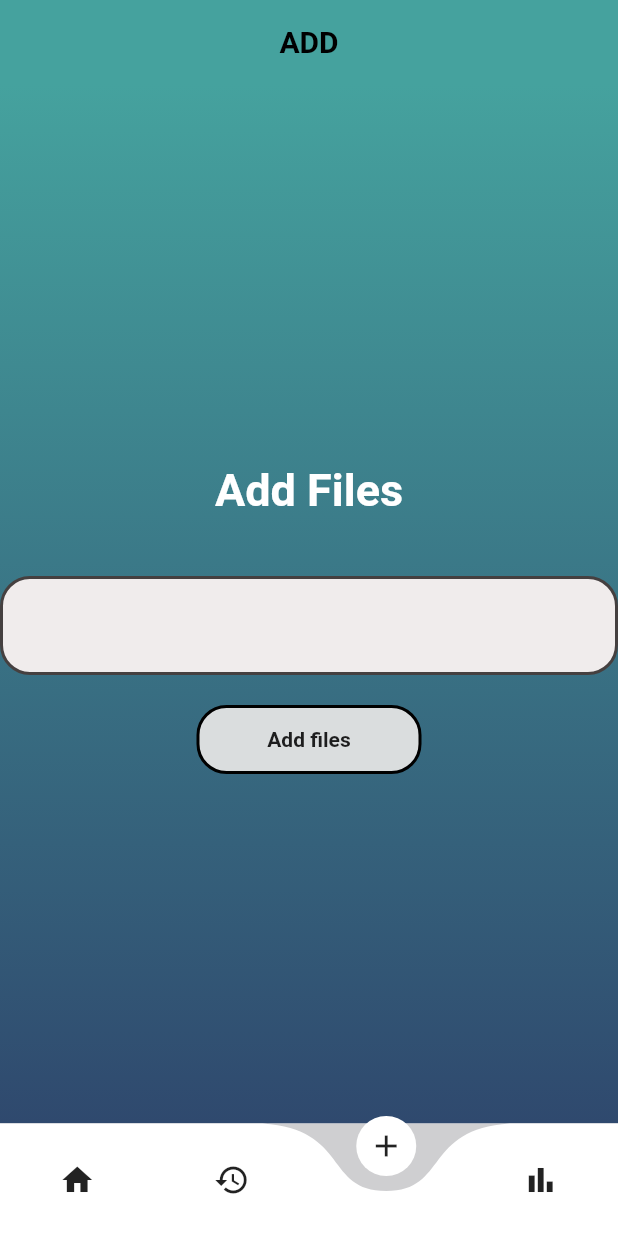
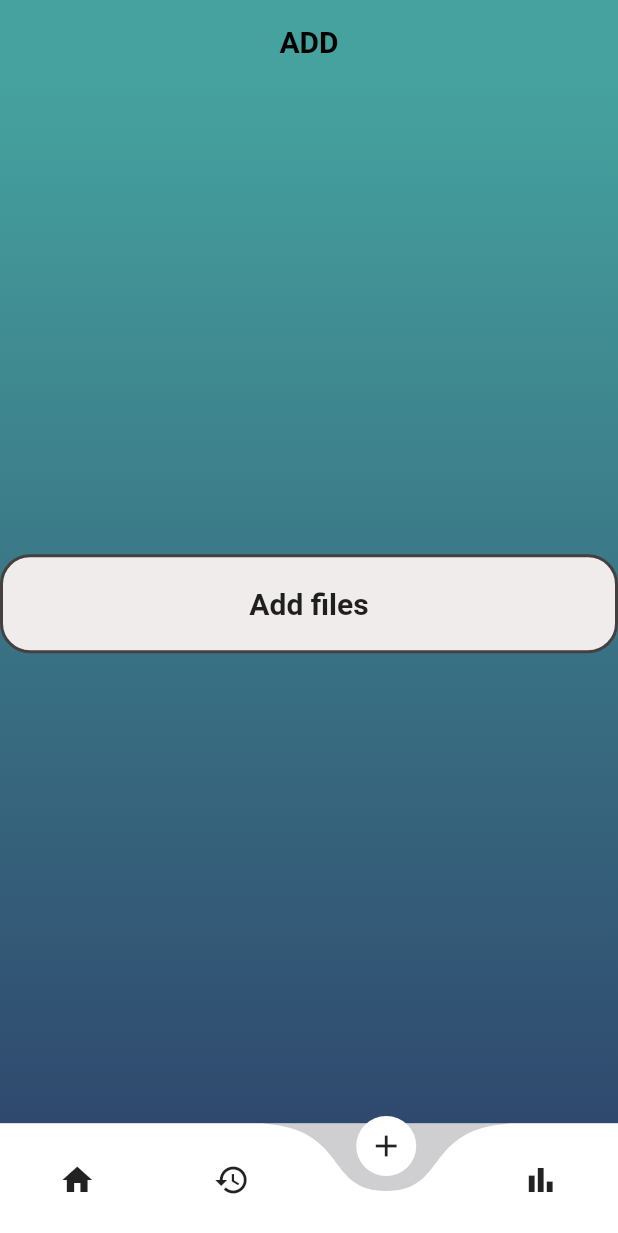
Before and after one commit to adilrusfeed/File-Manager, a Flutter app: the screen it shows after launch, item 3 of the bottom bar chosen, after a tap on "Add files", on a phone screen of 412 x 824 dp. Shown: the top 1233 px of the screen. Run offline on Flutter 3.47's test engine with Material 2 defaults, Android fonts, the phone set to English and light mode, and no system bars; drawn by our look-alikes of curved_navigation_bar; our stand-ins replace file_picker, hive_flutter, open_file; accounts and stored records are empty.

```diff
--- a/lib/screens/add_screen.dart
+++ b/lib/screens/add_screen.dart
@@ -42,20 +42,11 @@ class _AddScreenState extends State<AddScreen> {
         child: Column(
           mainAxisAlignment: MainAxisAlignment.center,
           children: [
-            Padding(
-              padding: const EdgeInsets.all(20.0),
-              child: Text(
-                "Add Files",
-                style: TextStyle(
-                  fontSize: 30,
-                  fontWeight: FontWeight.w600,
-                  color: Colors.white,
-                ),
-              ),
-            ),
             SizedBox(height: 20),
             InkWell(
-              onTap: () {},
+              onTap: () {
+                pickFiless();
+              },
               child: Container(
                 height: 66,
                 width: double.infinity,
@@ -67,45 +58,14 @@ class _AddScreenState extends State<AddScreen> {
                   ),
                   borderRadius: BorderRadius.all(Radius.circular(20)),
                 ),
-                child: Padding(
-                  padding: const EdgeInsets.all(20.0),
-                  child: Row(
-                    mainAxisAlignment: MainAxisAlignment.spaceBetween,
-                    children: [
-                      Text(
-                        "$selectedCategory",
-                        style: TextStyle(
-                            fontSize: 18, fontWeight: FontWeight.bold),
-                      ),
-                    ],
-                  ),
-                ),
+                child: Center(
+                    child: Text(
+                  "Add files",
+                  style: TextStyle(fontWeight: FontWeight.bold, fontSize: 20),
+                )),
               ),
             ),
             SizedBox(height: 20),
-            InkWell(
-              hoverColor: Color.fromARGB(255, 0, 0, 0),
-              onTap: () {
-                pickFiless();
-              },
-              child: Container(
-                width: 150,
-                height: 46,
-                decoration: BoxDecoration(
-                  color: const Color.fromARGB(255, 218, 221, 222),
-                  borderRadius: BorderRadius.all(Radius.circular(20)),
-                  border: Border.all(
-                    width: 2,
-                    color: Colors.black,
-                  ),
-                ),
-                child: Center(
-                    child: Text(
-                  "Add files",
-                  style: TextStyle(fontWeight: FontWeight.bold),
-                )),
-              ),
-            ),
           ],
         ),
       ),
--- a/lib/screens/home_screen.dart
+++ b/lib/screens/home_screen.dart
@@ -8,6 +8,7 @@ import 'package:file_manager/screens/recent_screen.dart';
 import 'package:file_manager/setting_page/about.dart';
 import 'package:file_manager/setting_page/terms.dart';
 import 'package:file_manager/widgets/category.dart';
+import 'package:file_manager/widgets/cc.dart';
 import 'package:file_manager/widgets/drawer.dart';
 import 'package:file_manager/widgets/search.dart';
 import 'package:flutter/material.dart';
@@ -66,7 +67,11 @@ class HomeScreen extends StatelessWidget {
             Divider(),
             DrawerItem(text: "reset", icon: Icons.restore_from_trash_outlined),
             Divider(),
-            DrawerItem(text: "exit", icon: Icons.exit_to_app),
+            GestureDetector(
+                onTap: () {
+                  exitpopup(context);
+                },
+                child: DrawerItem(text: "exit", icon: Icons.exit_to_app)),
             Divider(),
             Padding(
               padding: const EdgeInsets.only(top: 50, left: 60),
@@ -209,18 +214,6 @@ class HomeScreen extends StatelessWidget {
                   recent(img: "assets/images/taj.jpeg", txt: "tajmahal"),
                   SizedBox(height: 2),
                   recent(img: "assets/images/taj.jpeg", txt: "tajmahal"),
-                  SizedBox(height: 2),
-                  recent(img: "assets/images/taj.jpeg", txt: "tajmahal"),
-                  SizedBox(height: 2),
-                  recent(img: "assets/images/taj.jpeg", txt: "tajmahal"),
-                  SizedBox(height: 2),
-                  recent(img: "assets/images/taj.jpeg", txt: "tajmahal"),
-                  SizedBox(height: 2),
-                  recent(img: "assets/images/taj.jpeg", txt: "tajmahal"),
-                  SizedBox(height: 2),
-                  recent(img: "assets/images/taj.jpeg", txt: "tajmahal"),
-                  SizedBox(height: 2),
-                  recent(img: "assets/images/taj.jpeg", txt: "tajmahal"),
                 ],
               ),
             ),
@@ -229,46 +222,4 @@ class HomeScreen extends StatelessWidget {
       ),
     );
   }
-
-  Container recent({required String img, required String txt}) {
-    return Container(
-      width: double.infinity,
-      height: 70,
-      decoration: BoxDecoration(
-        color: Color(0xFFE8E6E6),
-        borderRadius: BorderRadius.circular(20),
-      ),
-      child: Row(
-        children: [
-          Padding(
-            padding: const EdgeInsets.all(10),
-            child: ClipRRect(
-              borderRadius: BorderRadius.circular(20),
-              child: Image.asset(
-                img,
-                width: 70,
-                height: 70,
-                fit: BoxFit.cover,
-              ),
-            ),
-          ),
-          Expanded(
-            child: Row(
-              mainAxisAlignment: MainAxisAlignment.spaceBetween,
-              children: [
-                Text(
-                  txt,
-                  style: TextStyle(
-                    color: Color(0xFF000000),
-                    fontSize: 16,
-                    fontWeight: FontWeight.bold,
-                  ),
-                ),
-              ],
-            ),
-          ),
-        ],
-      ),
-    );
-  }
 }
```
Also changed, not shown: lib/widgets/cc.dart (added).
